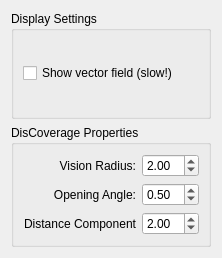
This is discoveragewidget.ui in ruffsl/discoverage as Qt 5 draws it before an edit. The edited form follows.
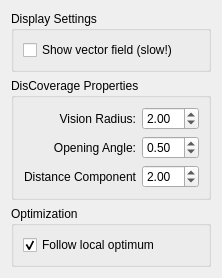
This is the edited form.

Commit message: new: option "follow local optimum"

```diff
--- a/discoveragewidget.ui
+++ b/discoveragewidget.ui
@@ -84,7 +84,7 @@
          <double>0.010000000000000</double>
         </property>
         <property name="maximum">
-         <double>1.000000000000000</double>
+         <double>10.000000000000000</double>
         </property>
         <property name="singleStep">
          <double>0.010000000000000</double>
@@ -123,6 +123,38 @@
      </layout>
     </widget>
    </item>
+   <item>
+    <widget class="QGroupBox" name="gbOptimization">
+     <property name="title">
+      <string>Optimization</string>
+     </property>
+     <layout class="QVBoxLayout" name="verticalLayout_3">
+      <item>
+       <widget class="QCheckBox" name="chkLocalOptimum">
+        <property name="text">
+         <string>Follow local optimum</string>
+        </property>
+        <property name="checked">
+         <bool>true</bool>
+        </property>
+       </widget>
+      </item>
+     </layout>
+    </widget>
+   </item>
+   <item>
+    <spacer name="verticalSpacer">
+     <property name="orientation">
+      <enum>Qt::Vertical</enum>
+     </property>
+     <property name="sizeHint" stdset="0">
+      <size>
+       <width>20</width>
+       <height>40</height>
+      </size>
+     </property>
+    </spacer>
+   </item>
   </layout>
  </widget>
  <resources/>
```
The commit also changes 2 other files.
